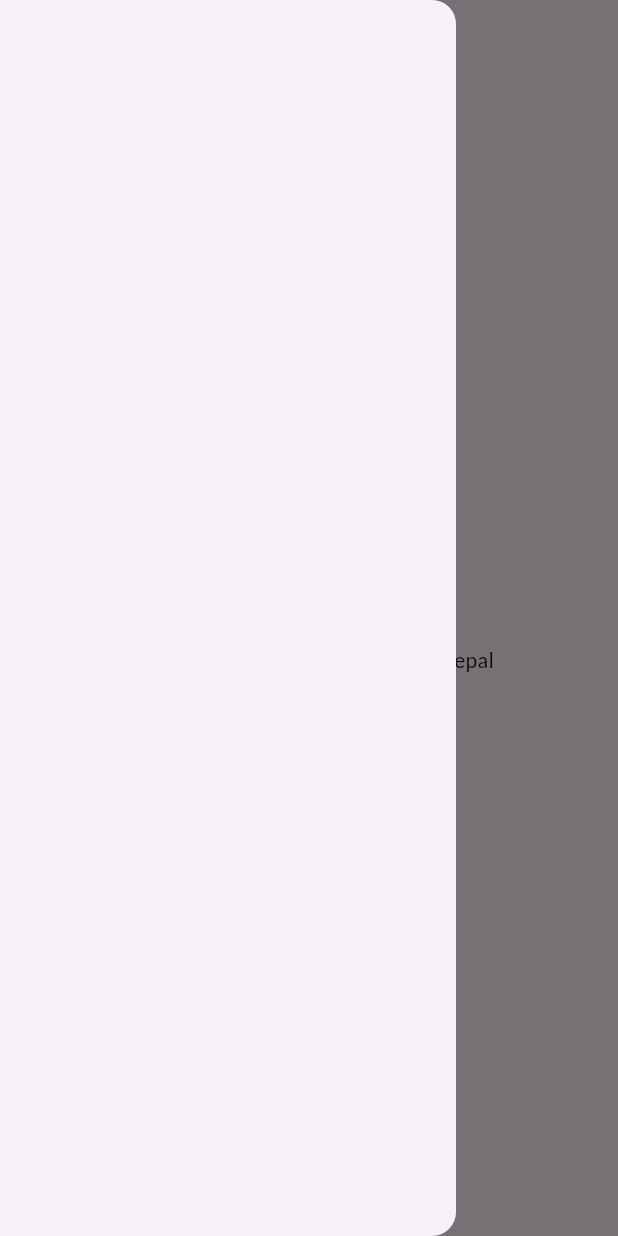
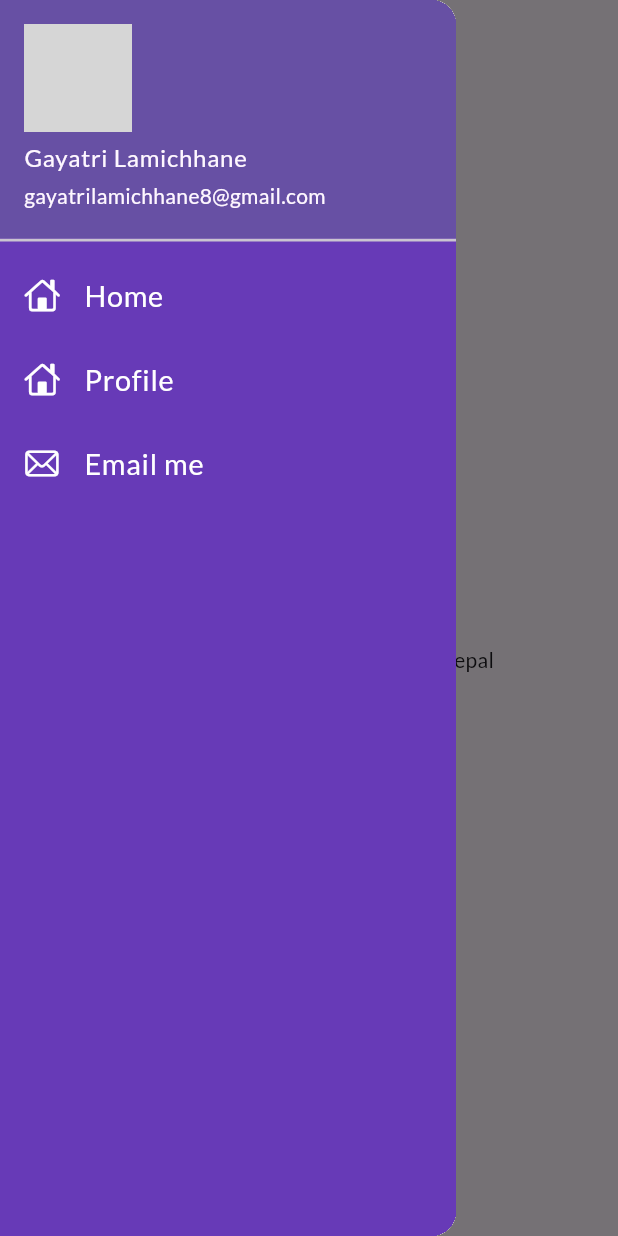
Before and after one commit to gayatrilamichhanegithub/flutter_catalog, a Flutter app: the screen it shows after launch, with the side drawer open, on a phone screen of 412 x 824 dp. Run offline on Flutter 3.47's test engine with Material 3 defaults, Android fonts, the phone set to English and light mode, and no system bars; our stand-ins replace google_fonts; network calls fail; grey boxes are pictures that could not be loaded.

Commit message:
day-9 completed

```diff
--- a/lib/pages/home_page.dart
+++ b/lib/pages/home_page.dart
@@ -1,4 +1,5 @@
 import 'package:flutter/material.dart';
+import 'package:flutter_catalog/widgets/drawer.dart';
 
 class HomePage extends StatelessWidget {
   final int days = 30;
@@ -13,7 +14,7 @@ class HomePage extends StatelessWidget {
         ),
       ),
 
-      drawer: Drawer(),
+      drawer: MyDrawer(),
     );
   }
 }
--- /dev/null
+++ b/lib/widgets/drawer.dart
@@ -0,0 +1,59 @@
+import 'package:flutter/cupertino.dart';
+import 'package:flutter/material.dart';
+
+class MyDrawer extends StatelessWidget {
+  @override
+  Widget build(BuildContext context) {
+    final imageUrl =
+        "https://media.licdn.com/dms/image/v2/D4D03AQGCW8yfv6MubQ/profile-displayphoto-shrink_200_200/profile-displayphoto-shrink_200_200/0/1716039360738?e=2147483647&v=beta&t=XIXHu2jjAMaEBSXxShjcehmOiD3K4zlLLBkKJHQZslA";
+    return Drawer(
+      child: Container(
+        color: Colors.deepPurple,
+        child: ListView(
+          padding: EdgeInsets.zero,
+          children: [
+            DrawerHeader(
+              padding: EdgeInsets.zero,
+              child: UserAccountsDrawerHeader(
+                margin: EdgeInsets.zero,
+                //  decoration: BoxDecoration(color: Colors.blue),
+                accountName: Text("Gayatri Lamichhane"),
+                accountEmail: Text("gayatrilamichhane8@gmail.com"),
+                currentAccountPicture: CircleAvatar(
+                  backgroundImage: NetworkImage(imageUrl),
+                ),
+              ),
+            ),
+
+            ListTile(
+              leading: Icon(CupertinoIcons.home, color: Colors.white),
+              title: Text(
+                "Home",
+                textScaleFactor: 1.2,
+                style: TextStyle(color: Colors.white),
+              ),
+            ),
+
+            ListTile(
+              leading: Icon(CupertinoIcons.home, color: Colors.white),
+              title: Text(
+                "Profile",
+                textScaleFactor: 1.2,
+                style: TextStyle(color: Colors.white),
+              ),
+            ),
+
+            ListTile(
+              leading: Icon(CupertinoIcons.mail, color: Colors.white),
+              title: Text(
+                "Email me",
+                textScaleFactor: 1.2,
+                style: TextStyle(color: Colors.white),
+              ),
+            ),
+          ],
+        ),
+      ),
+    );
+  }
+}
--- a/pubspec.yaml
+++ b/pubspec.yaml
@@ -31,6 +31,7 @@ dependencies:
   flutter:
     sdk: flutter
   google_fonts: ^6.1.0
+cupertino_icons: ^1.0.6
 
 dev_dependencies:
   flutter_test:
```
